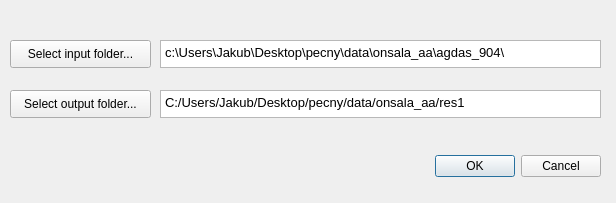
Qt form gui/newProject.ui (milosvalko/Agdas) before a commit.
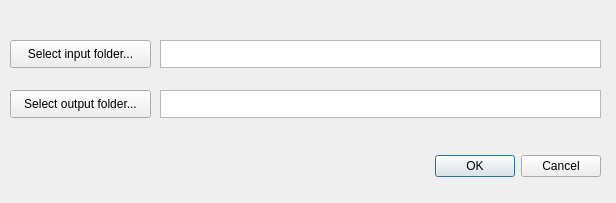
The same form after that commit.

Commit message: removed paths from new project ui

The edit to the form file:
```diff
--- a/gui/newProject.ui
+++ b/gui/newProject.ui
@@ -67,7 +67,8 @@
 &lt;html&gt;&lt;head&gt;&lt;meta name=&quot;qrichtext&quot; content=&quot;1&quot; /&gt;&lt;style type=&quot;text/css&quot;&gt;
 p, li { white-space: pre-wrap; }
 &lt;/style&gt;&lt;/head&gt;&lt;body style=&quot; font-family:'MS Shell Dlg 2'; font-size:10pt; font-weight:400; font-style:normal;&quot;&gt;
-&lt;p style=&quot; margin-top:0px; margin-bottom:0px; margin-left:0px; margin-right:0px; -qt-block-indent:0; text-indent:0px;&quot;&gt;c:\Users\Jakub\Desktop\pecny\data\onsala_aa\agdas_904\&lt;/p&gt;&lt;/body&gt;&lt;/html&gt;</string>
+&lt;p style=&quot;-qt-paragraph-type:empty; margin-top:0px; margin-bottom:0px; margin-left:0px; margin-right:0px; -qt-block-indent:0; text-indent:0px;&quot;&gt;&lt;br /&gt;&lt;/p&gt;
+&lt;p style=&quot;-qt-paragraph-type:empty; margin-top:0px; margin-bottom:0px; margin-left:0px; margin-right:0px; -qt-block-indent:0; text-indent:0px;&quot;&gt;&lt;br /&gt;&lt;/p&gt;&lt;/body&gt;&lt;/html&gt;</string>
    </property>
   </widget>
   <widget class="QPushButton" name="projDir">
@@ -108,7 +109,7 @@
 &lt;html&gt;&lt;head&gt;&lt;meta name=&quot;qrichtext&quot; content=&quot;1&quot; /&gt;&lt;style type=&quot;text/css&quot;&gt;
 p, li { white-space: pre-wrap; }
 &lt;/style&gt;&lt;/head&gt;&lt;body style=&quot; font-family:'MS Shell Dlg 2'; font-size:10pt; font-weight:400; font-style:normal;&quot;&gt;
-&lt;p style=&quot; margin-top:0px; margin-bottom:0px; margin-left:0px; margin-right:0px; -qt-block-indent:0; text-indent:0px;&quot;&gt;C:/Users/Jakub/Desktop/pecny/data/onsala_aa/res1&lt;/p&gt;&lt;/body&gt;&lt;/html&gt;</string>
+&lt;p style=&quot;-qt-paragraph-type:empty; margin-top:0px; margin-bottom:0px; margin-left:0px; margin-right:0px; -qt-block-indent:0; text-indent:0px;&quot;&gt;&lt;br /&gt;&lt;/p&gt;&lt;/body&gt;&lt;/html&gt;</string>
    </property>
   </widget>
  </widget>
```
